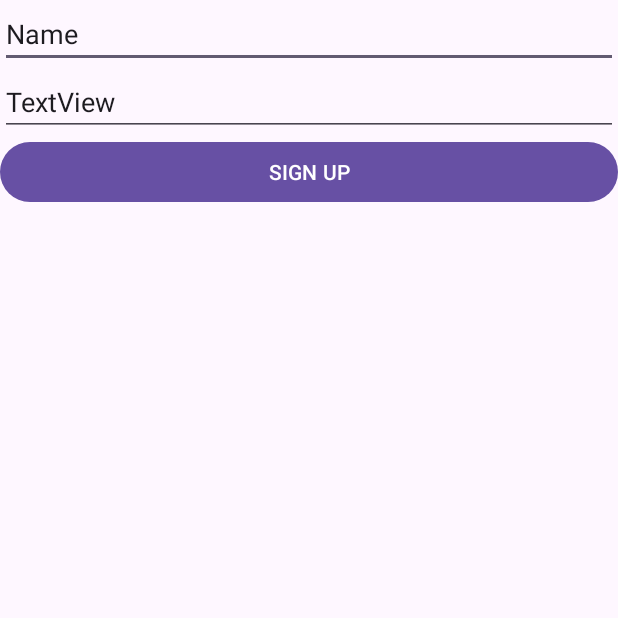
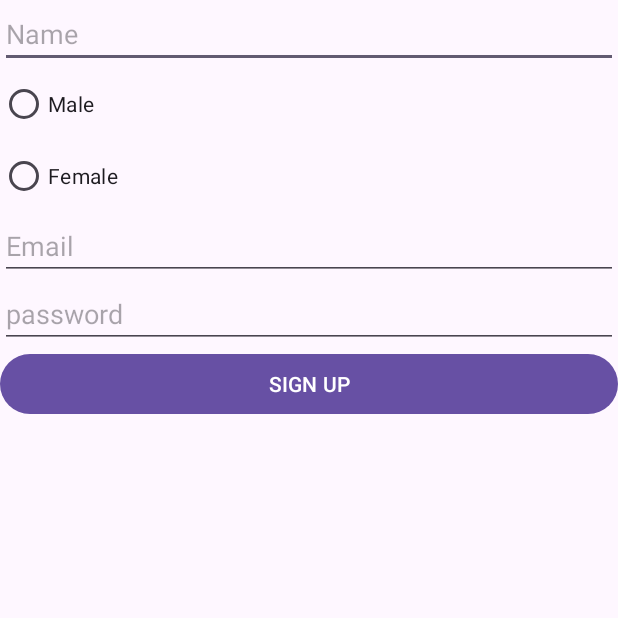
Before and after one commit to vinayak500/Dating-App, an Android app: the RegistrationActivity screen opened directly, with no data from a screen before it, after a tap on "SIGN UP", on a phone screen of 412 x 824 dp, the top half of it. Run offline under Robolectric (Android 15) with nearby library versions, the phone set to English and light mode, and no system bars; our stand-ins replace Firebase (no records; nobody signed in at launch, a user with empty details on screens opened directly); 2 statements that could not run were skipped.

Commit message:
added user details like name gender

```diff
--- a/app/build.gradle
+++ b/app/build.gradle
@@ -46,4 +46,5 @@ dependencies {
     implementation platform('com.google.firebase:firebase-bom:32.1.1')
     implementation 'com.google.firebase:firebase-analytics'
     implementation 'com.google.firebase:firebase-auth'
+    implementation 'com.google.firebase:firebase-database'
 }
--- a/app/src/main/java/com/example/dating_app_practice/MainActivity.java
+++ b/app/src/main/java/com/example/dating_app_practice/MainActivity.java
@@ -18,6 +18,8 @@ public class MainActivity extends AppCompatActivity {
     private int i;
 
     SwipeFlingAdapterView flingContainer;
+
+
 
 
     @Override
--- a/app/src/main/java/com/example/dating_app_practice/RegistrationActivity.java
+++ b/app/src/main/java/com/example/dating_app_practice/RegistrationActivity.java
@@ -8,19 +8,27 @@ import android.os.Bundle;
 import android.view.View;
 import android.widget.Button;
 import android.widget.EditText;
+import android.widget.RadioButton;
+import android.widget.RadioGroup;
 import android.widget.Toast;
-
 import com.google.android.gms.tasks.OnCompleteListener;
 import com.google.android.gms.tasks.Task;
 import com.google.firebase.auth.AuthResult;
 import com.google.firebase.auth.FirebaseAuth;
 import com.google.firebase.auth.FirebaseUser;
+import com.google.firebase.database.DatabaseReference;
+import com.google.firebase.database.FirebaseDatabase;
+
 
 public class RegistrationActivity extends AppCompatActivity {
 
      Button mregister;
      EditText memail;
      EditText mpassword;
+
+     EditText mname;
+     RadioGroup  mRadioGroup;
+
     private FirebaseAuth mAuth;
     private FirebaseAuth.AuthStateListener firebaseAuthStateListener;
 
@@ -45,19 +53,34 @@ public class RegistrationActivity extends AppCompatActivity {
 
 
         mregister = findViewById(R.id.registerbtn);
-        memail = findViewById(R.id.email);
-        mpassword = findViewById(R.id.password);
+        memail = findViewById(R.id.memail);
+        mpassword = findViewById(R.id.mpassword);
+        mname = findViewById(R.id.name);
+        mRadioGroup = (RadioGroup) findViewById(R.id.radioGroup);
 
         mregister.setOnClickListener(new View.OnClickListener() {
             @Override
             public void onClick(View view) {
                 final String email = memail.getText().toString();
                 final String password = mpassword.getText().toString();
+                final String name = mname.getText().toString();
+
+                int selectId = mRadioGroup.getCheckedRadioButtonId();
+                final RadioButton radioButton = (RadioButton) findViewById(selectId);
+                if(radioButton.getText() == null){
+                    return;
+                }
+
                 mAuth.createUserWithEmailAndPassword(email, password).addOnCompleteListener(RegistrationActivity.this, new OnCompleteListener<AuthResult>() {
                     @Override
                     public void onComplete(@NonNull Task<AuthResult> task) {
-                        if(!task.isSuccessful()){
+                        if(!task.isSuccessful()) {
                             Toast.makeText(RegistrationActivity.this, "sign up error", Toast.LENGTH_SHORT).show();
+
+                     } else{
+                            String userId = mAuth.getCurrentUser().getUid();
+                            DatabaseReference currentUserDb = FirebaseDatabase.getInstance().getReference().child("Users").child(radioButton.getText().toString()).child(userId).child("name");
+                            currentUserDb.setValue(name);
                         }
                     }
                 });
--- a/app/src/main/res/layout/activity_login.xml
+++ b/app/src/main/res/layout/activity_login.xml
@@ -13,13 +13,13 @@
         android:layout_height="wrap_content"
         android:ems="10"
         android:inputType="text"
-        android:text="Name" />
+        android:hint="Email" />
 
     <EditText
         android:id="@+id/password"
         android:layout_width="match_parent"
         android:layout_height="wrap_content"
-        android:text="TextView" />
+        android:hint="password" />
 
     <Button
         android:id="@+id/login"
--- a/app/src/main/res/layout/activity_registration.xml
+++ b/app/src/main/res/layout/activity_registration.xml
@@ -8,22 +8,43 @@
     tools:context=".RegistrationActivity">
 
     <EditText
-        android:id="@+id/email"
+        android:id="@+id/name"
         android:layout_width="match_parent"
         android:layout_height="wrap_content"
         android:ems="10"
         android:inputType="text"
-        android:text="Name" />
+        android:hint="Name" />
+    <RadioGroup
+        android:layout_width="match_parent"
+        android:layout_height="wrap_content"
+        android:id="@+id/radioGroup">
+        <RadioButton
+            android:layout_width="wrap_content"
+            android:layout_height="wrap_content"
+            android:text="Male" />
+        <RadioButton
+            android:layout_width="wrap_content"
+            android:layout_height="wrap_content"
+            android:text="Female" />
+    </RadioGroup>
+    <EditText
+        android:id="@+id/memail"
+        android:layout_width="match_parent"
+        android:layout_height="wrap_content"
+        android:ems="10"
+        android:inputType="text"
+        android:hint="Email" />
 
     <EditText
-        android:id="@+id/password"
+        android:id="@+id/mpassword"
         android:layout_width="match_parent"
         android:layout_height="wrap_content"
-        android:text="TextView" />
+        android:hint="password" />
 
     <Button
         android:id="@+id/registerbtn"
         android:layout_width="match_parent"
         android:layout_height="wrap_content"
         android:text="SIGN UP" />
+
 </LinearLayout>
```
